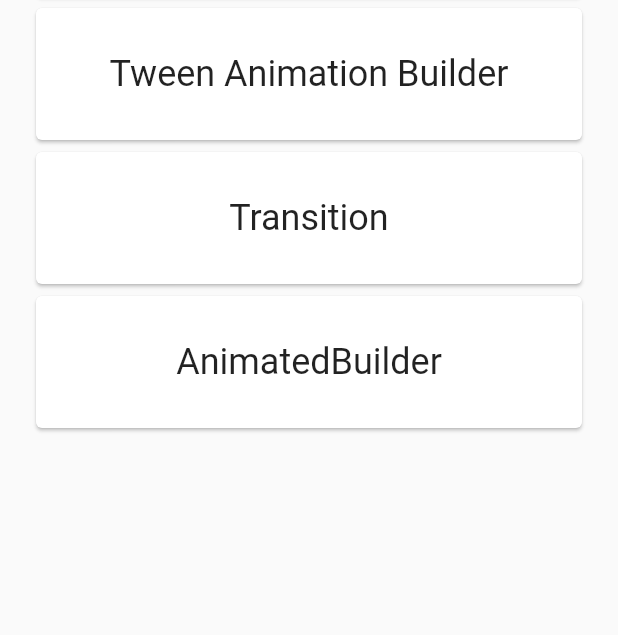
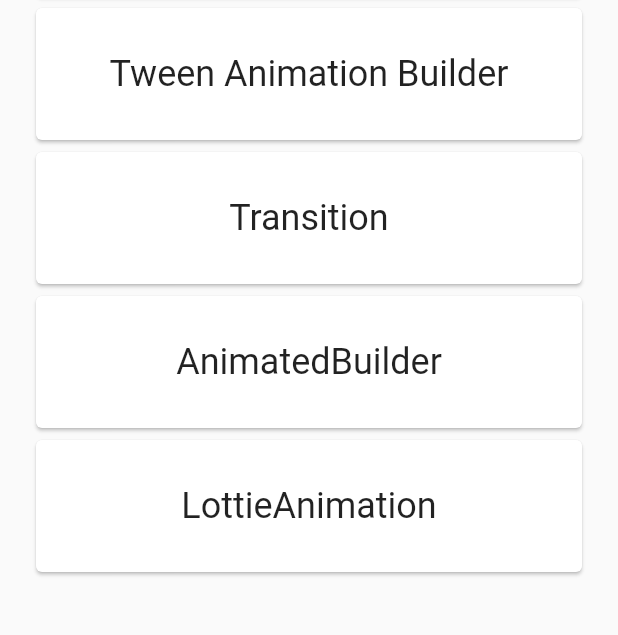
Before and after one commit to mt-tadayon/animation_in_flutter, a Flutter app: the screen it shows after launch, on a phone screen of 412 x 824 dp, the part 256-891 px from its top. Run offline on Flutter 3.47's test engine with Material 2 defaults, Android fonts, the phone set to English and light mode, and no system bars; our stand-ins replace lottie.

Commit message:
Create a Lottie Animation

```diff
--- a/lib/main.dart
+++ b/lib/main.dart
@@ -1,4 +1,5 @@
 import 'package:flutter/material.dart';
+import 'package:implicitanimation/lottie_animation.dart';
 
 import 'animated_builder_animation.dart';
 import 'animated_foo.dart';
@@ -56,6 +57,10 @@
           DashboardCard(
             animationName: 'AnimatedBuilder',
             screenName: AnimatedBuilderAnimation(),
+          ),
+          DashboardCard(
+            animationName: 'LottieAnimation',
+            screenName: LottieAnimation(),
           )
         ],
       ),
--- a/pubspec.yaml
+++ b/pubspec.yaml
@@ -12,6 +12,7 @@
   flutter:
     sdk: flutter
   cupertino_icons: ^0.1.3
+  lottie: ^0.4.0+1
 
 dev_dependencies:
   flutter_test:
@@ -21,3 +22,4 @@
   uses-material-design: true
   assets:
     - assets/images/
+    - assets/animation/
```
Also changed, not shown: assets/animation/eco-earth.json (added, +1 -0 lines), lib/lottie_animation.dart (added, +20 -0 lines), pubspec.lock.
